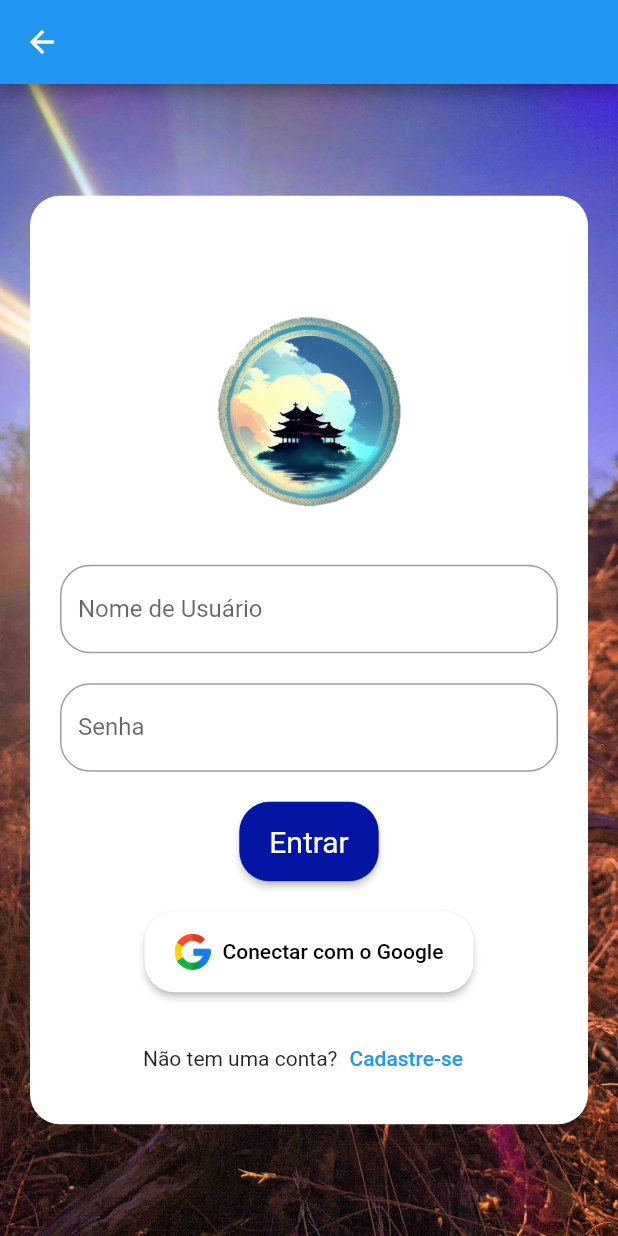
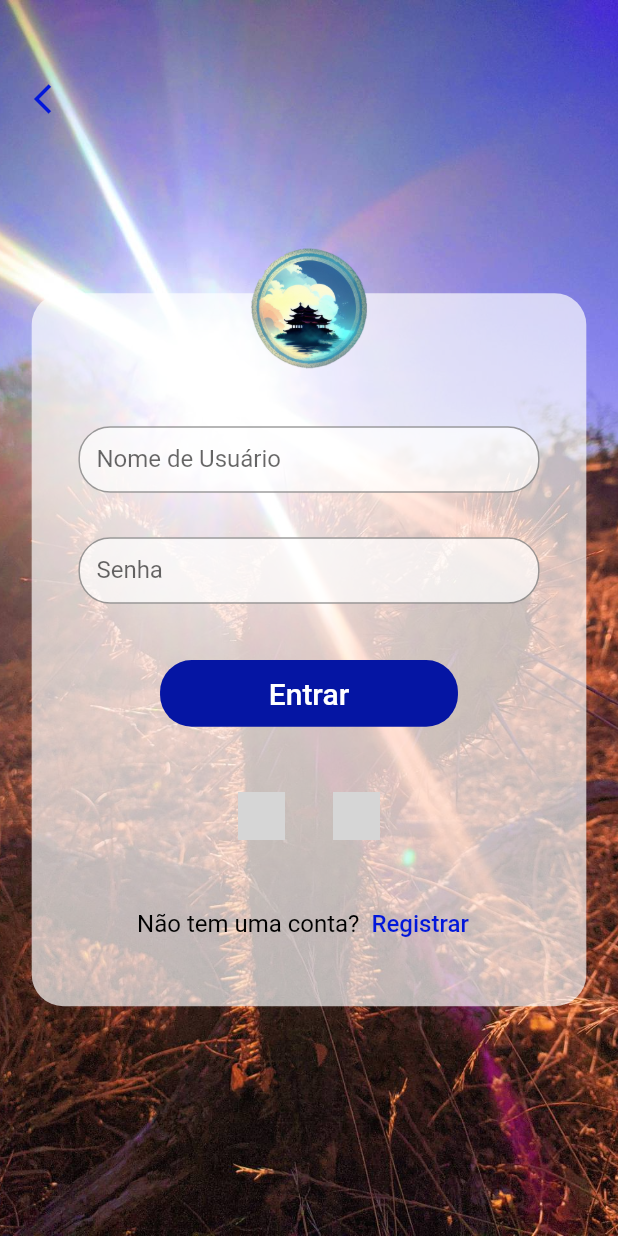
Before and after one commit to Luiz-Eduardo-BL/AcademiaUFC, a Flutter app: the LoginScreen screen opened by its route, after a tap on "Entrar", on a phone screen of 412 x 824 dp. Run offline on Flutter 3.47's test engine with Material 2 defaults, Android fonts, the phone set to English and light mode, and no system bars; our stand-ins replace firebase_auth, firebase_core, google_sign_in; accounts and stored records are empty; network calls fail; grey boxes are pictures that could not be loaded.

Commit message:
Autenticação de login com Google e Manual

```diff
--- a/lib/screens/auth/login_screen.dart
+++ b/lib/screens/auth/login_screen.dart
@@ -1,23 +1,76 @@
 import 'package:flutter/material.dart';
+import 'package:firebase_auth/firebase_auth.dart';
+import 'package:google_sign_in/google_sign_in.dart';
 
 class LoginScreen extends StatefulWidget {
   @override
-  _LoginScreenState createState() => _LoginScreenState();
+  State<LoginScreen> createState() => _LoginScreenState();
 }
 
 class _LoginScreenState extends State<LoginScreen> {
+  final FirebaseAuth _auth = FirebaseAuth.instance;
+
+  final GoogleSignIn googleSignIn = GoogleSignIn();
+  final TextEditingController _usernameController = TextEditingController();
+  final TextEditingController _passwordController = TextEditingController();
+
+  void _loginWithGoogle(BuildContext context) async {
+    try {
+      final GoogleSignInAccount? googleSignInAccount =
+          await googleSignIn.signIn();
+      final GoogleSignInAuthentication googleSignInAuthentication =
+          await googleSignInAccount!.authentication;
+
+      final AuthCredential credential = GoogleAuthProvider.credential(
+        accessToken: googleSignInAuthentication.accessToken,
+        idToken: googleSignInAuthentication.idToken,
+      );
+
+      await _auth.signInWithCredential(credential);
+
+      // Redirecionar para a tela Home
+      Navigator.pushReplacementNamed(context, '/home');
+    } catch (e) {
+      print(e);
+      // Tratar erro de login com Google
+    }
+  }
+
+  void _loginWithEmailAndPassword() async {
+    try {
+      final String username = _usernameController.text;
+      final String password = _passwordController.text;
+
+      await _auth.signInWithEmailAndPassword(
+        email: username,
+        password: password,
+      );
+
+      // Redirecionar para a tela Home
+      Navigator.pushReplacementNamed(context, '/home');
+    } catch (e) {
+      print(e);
+      // Tratar erro de login com email e senha
+    }
+  }
+
+  @override
+  void dispose() {
+    _usernameController.dispose();
+    _passwordController.dispose();
+    super.dispose();
+  }
+
   @override
   Widget build(BuildContext context) {
+    final screenWidth = MediaQuery.of(context).size.width;
+    const baseWidth = 390.0;
+    final fem = screenWidth / baseWidth;
+
     return Scaffold(
-      appBar: AppBar(
-        leading: IconButton(
-          icon: const Icon(Icons.arrow_back),
-          onPressed: () {
-            Navigator.pop(context);
-          },
-        ),
-      ),
-      body: Container(
+      body: Stack(
+        children: [
+          Container(
             constraints: const BoxConstraints.expand(),
             decoration: const BoxDecoration(
               image: DecorationImage(
@@ -25,116 +78,199 @@ class _LoginScreenState extends State<LoginScreen> {
                 fit: BoxFit.cover,
               ),
             ),
+            child: Stack(
+              alignment: Alignment.center,
+              children: [
+                Positioned(
+                  top: 185 * fem,
+                  child: Align(
+                    child: SizedBox(
+                      width: 350 * fem,
+                      height: 450 * fem,
+                      child: Container(
+                        decoration: BoxDecoration(
+                          color: const Color.fromARGB(172, 255, 255, 255),
+                          borderRadius: BorderRadius.circular(20 * fem),
+                        ),
+                      ),
+                    ),
+                  ),
+                ),
+                Positioned(
+                  top: 269 * fem,
+                  child: SizedBox(
+                    width: 291 * fem,
+                    height: 42 * fem,
                     child: Column(
-          mainAxisAlignment: MainAxisAlignment.center,
-          children: [
-            Stack(
-              alignment: Alignment.topCenter,
+                      crossAxisAlignment: CrossAxisAlignment.start,
                       children: [
                         Container(
+                          width: 291 * fem,
+                          height: 42 * fem,
                           decoration: BoxDecoration(
-                    color: Colors.white,
-                    borderRadius: BorderRadius.circular(20),
+                            color: const Color.fromARGB(181, 255, 255, 255),
+                            borderRadius: BorderRadius.all(
+                              Radius.circular(20 * fem),
                             ),
-                  padding: const EdgeInsets.all(20),
-                  margin: const EdgeInsets.symmetric(horizontal: 20),
-                  child: Column(
-                    children: [
-                      Image.asset(
-                        'assets/images/logo_image.png',
-                        width: 250,
                           ),
-                      const SizedBox(height: 10),
-                      const TextField(
+                          child: TextField(
+                            controller: _usernameController,
                             decoration: InputDecoration(
                               labelText: 'Nome de Usuário',
                               hintText: 'Nome de Usuário',
                               border: OutlineInputBorder(
                                 borderRadius: BorderRadius.all(
-                              Radius.circular(20),
+                                  Radius.circular(20 * fem),
                                 ),
                               ),
                             ),
                           ),
-                      const SizedBox(height: 20),
-                      const TextField(
+                        ),
+                      ],
+                    ),
+                  ),
+                ),
+                Positioned(
+                  top: 339 * fem,
+                  child: SizedBox(
+                    width: 291 * fem,
+                    height: 42 * fem,
+                    child: Column(
+                      crossAxisAlignment: CrossAxisAlignment.start,
+                      children: [
+                        Container(
+                          width: 291 * fem,
+                          height: 42 * fem,
+                          decoration: BoxDecoration(
+                            color: const Color.fromARGB(181, 255, 255, 255),
+                            borderRadius: BorderRadius.all(
+                              Radius.circular(20 * fem),
+                            ),
+                          ),
+                          child: TextField(
+                            controller: _passwordController,
+                            obscureText: true,
                             decoration: InputDecoration(
                               labelText: 'Senha',
                               hintText: 'Senha',
                               border: OutlineInputBorder(
                                 borderRadius: BorderRadius.all(
-                              Radius.circular(20),
+                                  Radius.circular(20 * fem),
                                 ),
                               ),
                             ),
                           ),
-                      const SizedBox(height: 20),
-                      SizedBox(
-                        // width: double.infinity,
-                        child: ElevatedButton(
+                        ),
+                      ],
+                    ),
+                  ),
+                ),
+                Positioned(
+                  top: 409 * fem,
+                  child: TextButton(
                     onPressed: () {
-                            Navigator.pushNamed(context, '/home');
+                      _loginWithEmailAndPassword();
                     },
-                          style: ElevatedButton.styleFrom(
-                            backgroundColor:
-                                const Color.fromARGB(255, 5, 21, 163),
-                            padding: const EdgeInsets.symmetric(
-                              horizontal: 20,
-                              vertical: 15,
+                    child: Container(
+                      width: 188 * fem,
+                      height: 42 * fem,
+                      decoration: BoxDecoration(
+                        color: const Color.fromARGB(255, 5, 21, 163),
+                        borderRadius: BorderRadius.circular(20 * fem),
                       ),
-                            textStyle: const TextStyle(
+                      child: const Center(
+                        child: Text(
+                          'Entrar',
+                          style: TextStyle(
+                            color: Colors.white,
                             fontSize: 20,
                           ),
-                            shape: RoundedRectangleBorder(
-                              borderRadius: BorderRadius.circular(20),
                         ),
                       ),
-                          child: const Text('Entrar'),
                     ),
                   ),
-                      const SizedBox(height: 20),
-                      ElevatedButton.icon(
-                        onPressed: () {
-                          // Ação de conectar com o Google
+                ),
+                Positioned(
+                  top: 500 * fem,
+                  child: Row(
+                    mainAxisAlignment: MainAxisAlignment.center,
+                    children: [
+                      GestureDetector(
+                        onTap: () {
+                          _loginWithGoogle(context);
                         },
-                        style: ElevatedButton.styleFrom(
-                          foregroundColor: Colors.black,
-                          backgroundColor: Colors.white,
-                          shape: RoundedRectangleBorder(
-                            borderRadius: BorderRadius.circular(20),
-                          ),
-                          padding: const EdgeInsets.symmetric(
-                            horizontal: 20,
-                            vertical: 15,
+                        child: Image.asset(
+                          'assets/images/google_logo.png',
+                          width: 30 * fem,
+                          height: 30 * fem,
                         ),
                       ),
-                        icon: Image.asset(
-                          'assets/images/google_icon.png',
-                          width: 24,
+                      SizedBox(width: 30 * fem),
+                      Image.asset(
+                        'assets/images/facebook_logo.png',
+                        width: 30 * fem,
+                        height: 30 * fem,
                       ),
-                        label: const Text('Conectar com o Google'),
+                    ],
                   ),
-                      const SizedBox(height: 20),
-                      Row(
+                ),
+                Positioned(
+                  top: 560 * fem,
+                  child: Row(
                     mainAxisAlignment: MainAxisAlignment.center,
                     children: [
-                          const Text('Não tem uma conta?'),
+                      const Text(
+                        'Não tem uma conta?',
+                        style: TextStyle(
+                          fontSize: 16,
+                          color: Color.fromARGB(255, 0, 0, 0),
+                        ),
+                      ),
                       TextButton(
                         onPressed: () {
                           Navigator.pushNamed(context, '/');
                         },
-                            child: const Text('Cadastre-se'),
+                        child: const Text(
+                          'Registrar',
+                          style: TextStyle(
+                            fontSize: 16,
+                            color: Color.fromARGB(255, 2, 23, 218),
+                          ),
+                        ),
                       ),
                     ],
+                  ),
+                ),
+                Positioned(
+                  top: 110 * fem,
+                  child: Align(
+                    child: SizedBox(
+                      width: 150 * fem,
+                      height: 150 * fem,
+                      child: Image.asset(
+                        'assets/images/logo_image.png',
+                      ),
+                    ),
+                  ),
+                ),
+                Positioned(
+                  top: 40 * fem,
+                  left: 10 * fem,
+                  child: IconButton(
+                    onPressed: () {
+                      Navigator.pushNamed(context, '/');
+                    },
+                    icon: const Icon(
+                      Icons.arrow_back_ios,
+                      color: Color.fromARGB(255, 2, 23, 218),
+                    ),
+                  ),
                 ),
               ],
             ),
           ),
         ],
       ),
-          ],
-        ),
-      ),
     );
   }
 }
```
Lines whose indentation alone changed are shown as unchanged.
